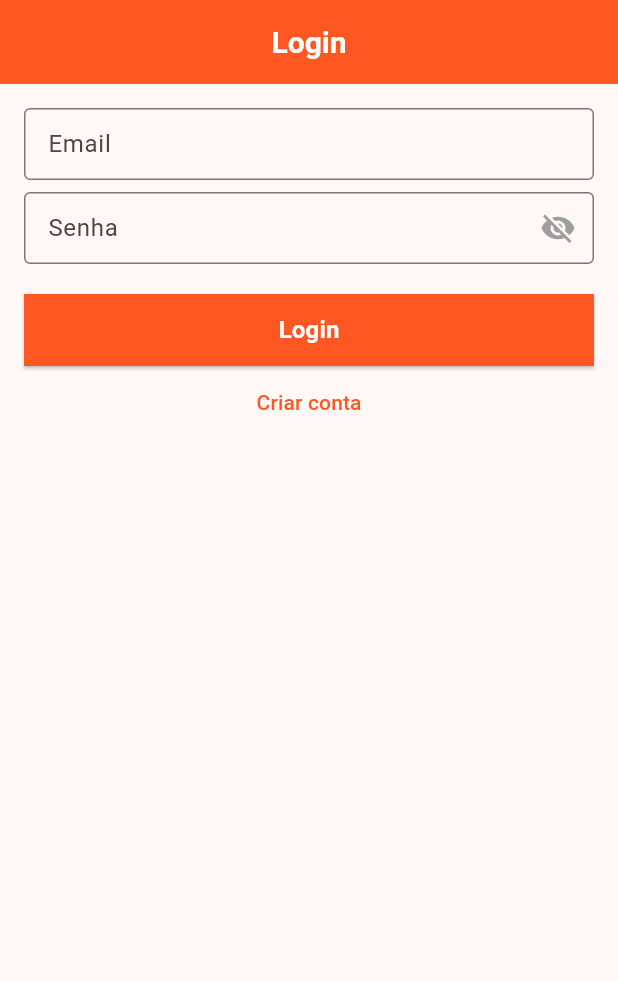
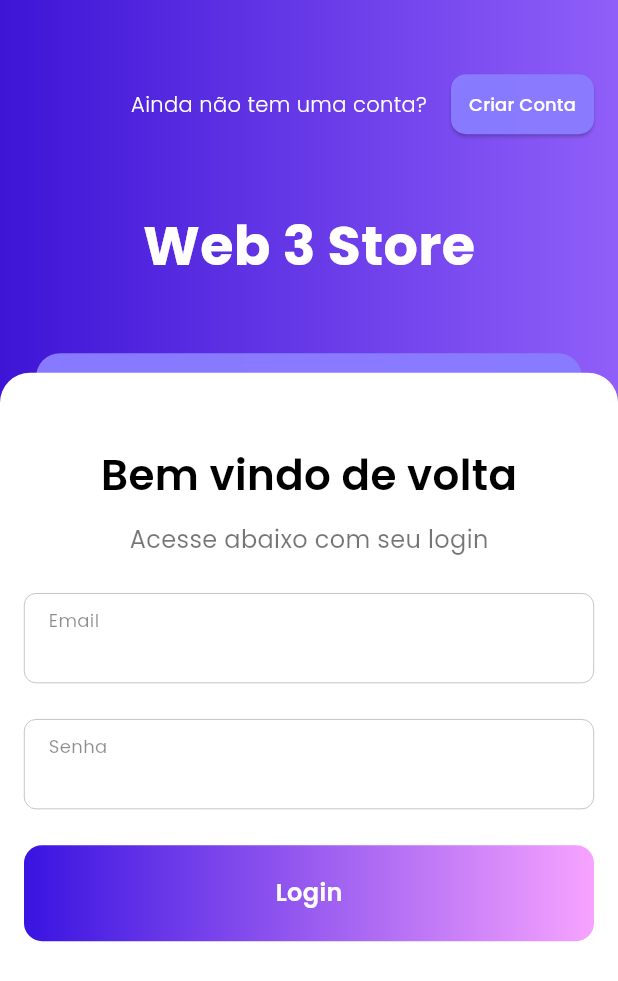
Before and after one commit to AndreWar10/desenvolvimento_web_3, a Flutter app: the screen it shows after launch, on a phone screen of 412 x 824 dp. Shown: the top 981 px of the screen. Run offline on Flutter 3.47's test engine with Material 3 defaults, Android fonts, the phone set to English and light mode, and no system bars; our stand-ins replace image_picker, responsive_builder; accounts and stored records are empty.

Commit message:
:feat -> start of customization of styles in front

```diff
--- a/crud_application/frontend/lib/admin/controllers/upload_product_controller.dart
+++ b/crud_application/frontend/lib/admin/controllers/upload_product_controller.dart
@@ -1,5 +1,5 @@
 import 'dart:io';
-import 'package:example_10_09/core/utils/environment.dart';
+import 'package:example_10_09/core/utils/routes/api_routes.dart';
 import 'package:flutter/material.dart';
 import 'package:http/http.dart' as http;
 import 'package:http_parser/http_parser.dart';
@@ -28,8 +28,8 @@ class UploadProductController extends ChangeNotifier {
 
     setLoading(true);
 
-    final uri = Uri.parse('http://${Environment.ip}:3001/upload-product'); // Backend URL
-    final mimeTypeData = lookupMimeType(image!.path)!.split('/'); // Get MIME type
+    final uri = Uri.parse(ApiRoutes.uploadProduct);
+    final mimeTypeData = lookupMimeType(image!.path)!.split('/');
 
     try {
         final request = http.MultipartRequest('POST', uri)
@@ -47,20 +47,18 @@ class UploadProductController extends ChangeNotifier {
           );
 
         final response = await request.send();
+        setLoading(false);
 
         if (response.statusCode == 200) {
-            setLoading(false);
             debugPrint('Product uploaded successfully!');
             messageFunc(true, 'Produto criado com sucesso!');
-            clear();
+            clearData();
         } else {
-            setLoading(false);
             debugPrint('Product upload failed with status code: ${response.statusCode}');
             messageFunc(false, 'Erro ao criar produto!');
         }
     } catch (e) {
         debugPrint('Error during upload: $e');
-        setLoading(false);
         messageFunc(false, 'Erro ao criar produto!');
     }
   }
@@ -74,7 +72,7 @@ class UploadProductController extends ChangeNotifier {
     notifyListeners();
   }
 
-  void clear() {
+  void clearData() {
     nameController.clear();
     descriptionController.clear();
     priceController.clear();
--- a/crud_application/frontend/lib/auth/controllers/login_controller.dart
+++ b/crud_application/frontend/lib/auth/controllers/login_controller.dart
@@ -1,5 +1,5 @@
 import 'package:example_10_09/auth/models/user_model.dart';
-import 'package:example_10_09/core/utils/environment.dart';
+import 'package:example_10_09/core/utils/routes/api_routes.dart';
 import 'package:flutter/material.dart';
 import 'package:http/http.dart' as http;
 import 'dart:convert';
@@ -27,7 +27,7 @@ class LoginController extends ChangeNotifier {
     setLoading(true);
 
     final response = await http.post(
-      Uri.parse('http://${Environment.ip}:3001/login'),
+      Uri.parse(ApiRoutes.login),
       headers: {'Content-Type': 'application/json'},
       body: jsonEncode({'email': emailController.text, 'password': passwordController.text}),
     );
--- a/crud_application/frontend/lib/auth/controllers/sign_up_controller.dart
+++ b/crud_application/frontend/lib/auth/controllers/sign_up_controller.dart
@@ -1,6 +1,5 @@
 import 'dart:convert';
-
-import 'package:example_10_09/core/utils/environment.dart';
+import 'package:example_10_09/core/utils/routes/api_routes.dart';
 import 'package:flutter/material.dart';
 import 'package:http/http.dart' as http;
 
@@ -35,7 +34,7 @@ class SignUpController extends ChangeNotifier {
     setLoading(true);
 
     final response = await http.post(
-      Uri.parse('http://${Environment.ip}:3001/signup'),
+      Uri.parse(ApiRoutes.signup),
       headers: {'Content-Type': 'application/json'},
       body: jsonEncode({
         'email': emailController.text,
--- /dev/null
+++ b/crud_application/frontend/lib/auth/views/pages/login2.dart
@@ -0,0 +1,176 @@
+import 'package:example_10_09/core/utils/components/default_text_form_field.dart';
+import 'package:example_10_09/core/utils/theme/app_fonts.dart';
+import 'package:flutter/material.dart';
+
+class Login2 extends StatelessWidget {
+  const Login2({super.key});
+
+  @override
+  Widget build(BuildContext context) {
+    return Scaffold(
+      body: Container(
+        height: MediaQuery.of(context).size.height,
+        decoration: const BoxDecoration(
+          gradient: LinearGradient(
+            begin: Alignment.centerRight,
+            end: Alignment.centerLeft,
+            colors: [Color.fromARGB(255, 144, 95, 249), Color.fromARGB(255, 62, 20, 214)],
+          ),
+        ),
+        child: Column(
+          children: [
+            SizedBox(
+              height: MediaQuery.of(context).size.height / 3.5,
+              child: Column(
+                mainAxisAlignment: MainAxisAlignment.spaceEvenly,
+                children: [
+                  Padding(
+                    padding: const EdgeInsets.symmetric(horizontal: 16),
+                    child: Row(
+                      mainAxisAlignment: MainAxisAlignment.end,
+                      children: [
+                        Text(
+                          'Ainda não tem uma conta?',
+                          style: TextStyle(
+                            color: Colors.white,
+                            fontSize: 14,
+                            fontFamily: AppFonts.poppins300,
+                          ),
+                        ),
+                        const SizedBox(width: 16),
+                        ElevatedButton(
+                          style: ElevatedButton.styleFrom(
+                            backgroundColor: const Color.fromARGB(255, 137, 123, 255).withOpacity(.99),
+                            shape: RoundedRectangleBorder(
+                              borderRadius: BorderRadius.circular(10),
+                            ),
+                            padding: const EdgeInsets.symmetric(horizontal: 12)
+                          ),
+                          onPressed: () {},
+                          child: Text(
+                            'Criar Conta',
+                            style: TextStyle(
+                              color: Colors.white,
+                              fontFamily: AppFonts.poppins500,
+                              fontSize: 12,
+                            ),
+                          ),
+                        )
+                      ],
+                    ),
+                  ),
+                  Text(
+                    'Web 3 Store',
+                    style: TextStyle(
+                      color: Colors.white,
+                      fontSize: 36,
+                      fontFamily: AppFonts.poppins700,
+                    ),
+                  ),
+                ],
+              ),
+            ),
+            Expanded(
+              child: Stack(
+                children: [
+                  Padding(
+                    padding: const EdgeInsets.symmetric(horizontal: 24.0),
+                    child: Container(
+                      width: double.infinity,
+                      decoration: BoxDecoration(
+                        borderRadius: const BorderRadius.only(topLeft: Radius.circular(16), topRight: Radius.circular(16)),
+                        color: const Color.fromARGB(255, 137, 123, 255).withOpacity(.99),
+                      ),
+                    ),
+                  ),
+                  Padding(
+                    padding: const EdgeInsets.only(top: 13.0),
+                    child: Container(
+                      width: double.infinity,
+                      decoration: const BoxDecoration(
+                        borderRadius: BorderRadius.only(
+                          topLeft: Radius.circular(20),
+                          topRight: Radius.circular(20),
+                        ),
+                        color: Colors.white,
+                      ),
+                      child: Padding(
+                        padding: const EdgeInsets.symmetric(horizontal: 16),
+                        child: Column(
+                          mainAxisSize: MainAxisSize.max,
+                          children: [
+                            const SizedBox(height: 48),
+                            Text(
+                              'Bem vindo de volta',
+                              style: TextStyle(
+                                color: Colors.black,
+                                fontSize: 28,
+                                fontFamily: AppFonts.poppins600,
+                              ),
+                            ),
+                            const SizedBox(height: 12),
+                            Text(
+                              'Acesse abaixo com seu login',
+                              style: TextStyle(
+                                color: Colors.black54,
+                                fontSize: 16,
+                                fontFamily: AppFonts.poppins400,
+                              ),
+                            ),
+                            DefaultTextFormField(
+                              textController: TextEditingController(),
+                              labelText: 'Email',
+                              padding: const EdgeInsets.symmetric(vertical: 24),
+                              onChanged: () {},
+                            ),
+                            DefaultTextFormField(
+                              textController: TextEditingController(),
+                              labelText: 'Senha',
+                              onChanged: () {},
+                              // sufix: IconButton(
+                              //   icon: Icon(
+                              //     controller.obscure ? Icons.visibility_off : Icons.visibility,
+                              //     color: Colors.grey,
+                              //   ),
+                              //   onPressed: controller.setObscure,
+                              // ),
+                              obscureText: true,
+                            ),
+
+                            Container(
+                              height: 64,
+                              width: double.infinity,
+                              margin: const EdgeInsets.symmetric(vertical: 24),
+                              decoration: BoxDecoration(
+                                borderRadius: BorderRadius.circular(12),
+                                gradient: const LinearGradient(
+                                  begin: Alignment.centerRight,
+                                  end: Alignment.centerLeft,
+                                  colors: [Color.fromARGB(255, 247, 163, 255), Color.fromARGB(255, 57, 19, 225)],
+                                ),
+                              ),
+                              child: Center(
+                                child: Text(
+                                  'Login',
+                                  style: TextStyle(
+                                    color: Colors.white,
+                                    fontSize: 16,
+                                    fontFamily: AppFonts.poppins600,
+                                  ),
+                                ),
+                              ),
+                            )
+                          ],
+                        ),
+                      ),
+                    ),
+                  ),
+                ],
+              ),
+            )
+          ],
+        ),
+      ),
+    );
+  }
+}
--- a/crud_application/frontend/lib/core/utils/components/default_text_form_field.dart
+++ b/crud_application/frontend/lib/core/utils/components/default_text_form_field.dart
@@ -1,3 +1,4 @@
+import 'package:example_10_09/core/utils/theme/app_fonts.dart';
 import 'package:flutter/material.dart';
 
 class DefaultTextFormField extends StatelessWidget {
@@ -8,23 +9,62 @@ class DefaultTextFormField extends StatelessWidget {
   final bool obscureText;
   final EdgeInsetsGeometry? padding;
 
-  const DefaultTextFormField({super.key, required this.textController, required this.labelText, this.sufix, required this.onChanged, this.obscureText = false, this.padding});
+  const DefaultTextFormField(
+      {super.key,
+      required this.textController,
+      required this.labelText,
+      this.sufix,
+      required this.onChanged,
+      this.obscureText = false,
+      this.padding});
 
   @override
   Widget build(BuildContext context) {
     return Padding(
       padding: padding ?? const EdgeInsets.all(0),
-      child: SizedBox(
-        height: 48,
-        child: TextField(
-          controller: textController,
-          decoration: InputDecoration(
-            labelText: labelText,
-            border: const OutlineInputBorder(),
-            suffixIcon: sufix,
+      child: Container(
+        height: 60,
+        padding: const EdgeInsets.only(left: 16),
+        decoration: BoxDecoration(
+            borderRadius: BorderRadius.circular(8),
+            border: Border.all(
+              color: Colors.grey,
+              width: .4,
+            )),
+        child: Center(
+          child: Column(
+            mainAxisAlignment: MainAxisAlignment.center,
+            children: [
+              Row(
+                children: [
+                  Text(
+                    labelText,
+                    style: TextStyle(
+                      fontSize: 12,
+                      color: Colors.black45,
+                      fontFamily: AppFonts.poppins400,
+                    ),
+                  ),
+                ],
+              ),
+              TextField(
+                controller: textController,
+                decoration: InputDecoration(
+                  labelText: null,
+                  isDense: true,
+                  contentPadding: const EdgeInsets.all(0),
+                  border: InputBorder.none,
+                  suffixIcon: sufix,
+                ),
+                style: TextStyle(
+                  color: Colors.black,
+                  fontFamily: AppFonts.poppins400,
+                ),
+                onChanged: (_) => onChanged(),
+                obscureText: obscureText,
+              ),
+            ],
           ),
-          onChanged: (_) => onChanged(),
-          obscureText: obscureText,
         ),
       ),
     );
--- a/crud_application/frontend/lib/core/utils/environment.dart
+++ /dev/null
@@ -1,3 +0,0 @@
-class Environment {
-  static String get ip => '172.20.192.32';
-}
--- /dev/null
+++ b/crud_application/frontend/lib/core/utils/routes/api_routes.dart
@@ -0,0 +1,26 @@
+class ApiRoutes {
+  // URL base da sua API
+  static const String baseUrl = 'http://172.20.192.32/'; // Altere para a URL real do seu backend em produção
+
+  // Rotas de autenticação
+  static const String signup = '$baseUrl/signup';          // POST para criar conta de usuário
+  static const String login = '$baseUrl/login';            // POST para login de usuário
+  static const String getUser = '$baseUrl/user';           // GET para obter informações do usuário autenticado
+
+  // Rotas de produtos (lista de compras)
+  static const String getItems = '$baseUrl/items';         // GET para buscar todos os itens da lista de compras
+  static const String addItem = '$baseUrl/items';          // POST para adicionar um item à lista de compras
+  static const String updateItem = '$baseUrl/items/';      // PUT para atualizar um item na lista (append ID no final)
+  static const String deleteItem = '$baseUrl/items/';      // DELETE para remover um item da lista (append ID no final)
+
+  // Rotas do carrinho de compras
+  static const String getCart = '$baseUrl/cart';           // GET para obter os itens do carrinho
+  static const String addToCart = '$baseUrl/cart';         // POST para adicionar um item ao carrinho
+  static const String deleteFromCart = '$baseUrl/cart/';   // DELETE para remover um item do carrinho (append índice)
+
+  // Upload de produtos com imagem
+  static const String uploadProduct = '$baseUrl/upload-product'; // POST para enviar produtos com imagens
+
+  // Exemplo: Rota para autenticação com o Firebase via REST API (opcional, se necessário)
+  static const String firebaseAuthUrl = 'https://identitytoolkit.googleapis.com/v1/accounts:signInWithPassword?key=AIzaSyBlwjpe-fa610VmJe6HwqZygVDZ9kJFATg';
+}
--- /dev/null
+++ b/crud_application/frontend/lib/core/utils/theme/app_fonts.dart
@@ -0,0 +1,13 @@
+import 'package:flutter/material.dart';
+
+class AppFonts {
+  static String get poppins100 => 'Poppins-Thin';
+  static String get poppins200 => 'Poppins-ExtraLight';
+  static String get poppins300 => 'Poppins-Light';
+  static String get poppins400 => 'Poppins-Regular';
+  static String get poppins500 => 'Poppins-Medium';
+  static String get poppins600 => 'Poppins-SemiBold';
+  static String get poppins700 => 'Poppins-Bold';
+  static String get poppins800 => 'Poppins-ExtraBold';
+  static String get poppins900 => 'Poppins-Black';
+}
--- a/crud_application/frontend/lib/main.dart
+++ b/crud_application/frontend/lib/main.dart
@@ -1,4 +1,5 @@
 import 'package:example_10_09/auth/controllers/user_controller.dart';
+import 'package:example_10_09/auth/views/pages/login2.dart';
 import 'package:example_10_09/auth/views/pages/login_page.dart';
 import 'package:example_10_09/core/controllers/platform_controller.dart';
 import 'package:flutter/material.dart';
@@ -27,8 +28,8 @@ class MyApp extends StatelessWidget {
             title: 'Flutter Demo',
             theme: ThemeData(
               colorScheme: ColorScheme.fromSeed(
-                seedColor: Colors.deepOrange,
-                primary: Colors.deepOrange,
+                seedColor: Colors.deepPurple,
+                primary: Colors.deepPurple,
 
               ),
               useMaterial3: true,
@@ -44,7 +45,7 @@ class MyApp extends StatelessWidget {
               )
 
             ),
-            home: const LoginPage(),
+            home: const Login2(),
           );
         }
       ),
--- a/crud_application/frontend/lib/online_store/views/pages/online_store_page.dart
+++ b/crud_application/frontend/lib/online_store/views/pages/online_store_page.dart
@@ -9,7 +9,7 @@ class OnlineStorePage extends StatelessWidget {
       appBar: AppBar(
         title: const Text('Eccommerce'),
       ),
-      body: Column(
+      body: const Column(
         children: [
 
         ],
```
Also changed, not shown: crud_application/frontend/pubspec.yaml (+28 -0 lines), crud_application/frontend/fonts/Poppins-Black.ttf (added), crud_application/frontend/fonts/Poppins-Bold.ttf (added), crud_application/frontend/fonts/Poppins-ExtraBold.ttf (added), crud_application/frontend/fonts/Poppins-ExtraLight.ttf (added), crud_application/frontend/fonts/Poppins-Light.ttf (added), crud_application/frontend/fonts/Poppins-Medium.ttf (added), crud_application/frontend/fonts/Poppins-Regular.ttf (added), crud_application/frontend/fonts/Poppins-SemiBold.ttf (added), crud_application/frontend/fonts/Poppins-Thin.ttf (added).
